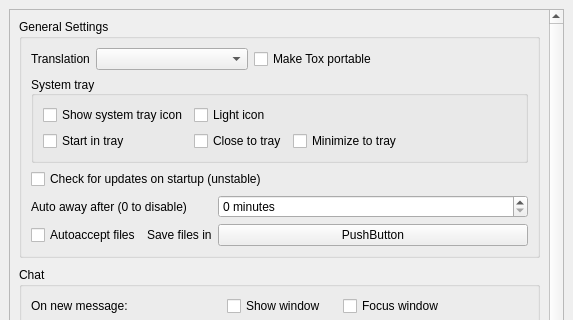
Before: the Qt Designer form src/widget/form/settings/generalsettings.ui in qTox/qTox, drawn with Qt 5; both pictures show x 0 to 573 and y 0 to 320 of the 573 by 644 pixel window.
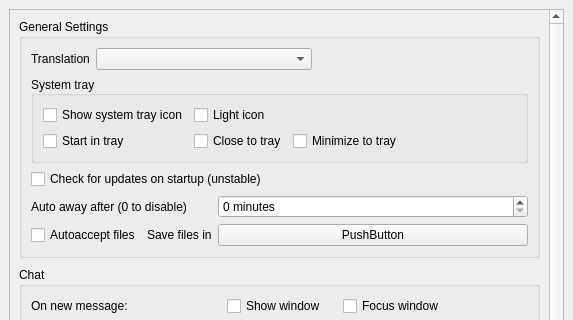
After: the same form once the commit is applied.

Commit message: Move "Make Tox portable" to advanced settings tab

```diff
--- a/src/widget/form/settings/generalsettings.ui
+++ b/src/widget/form/settings/generalsettings.ui
@@ -81,16 +81,6 @@
               </property>
              </widget>
             </item>
-            <item>
-             <widget class="QCheckBox" name="cbMakeToxPortable">
-              <property name="toolTip">
-               <string extracomment="describes makeToxPortable checkbox">Save settings to the working directory instead of the usual conf dir</string>
-              </property>
-              <property name="text">
-               <string>Make Tox portable</string>
-              </property>
-             </widget>
-            </item>
             <item>
              <spacer name="generalSpacer">
               <property name="orientation">
```
The commit also changes 5 other files.
